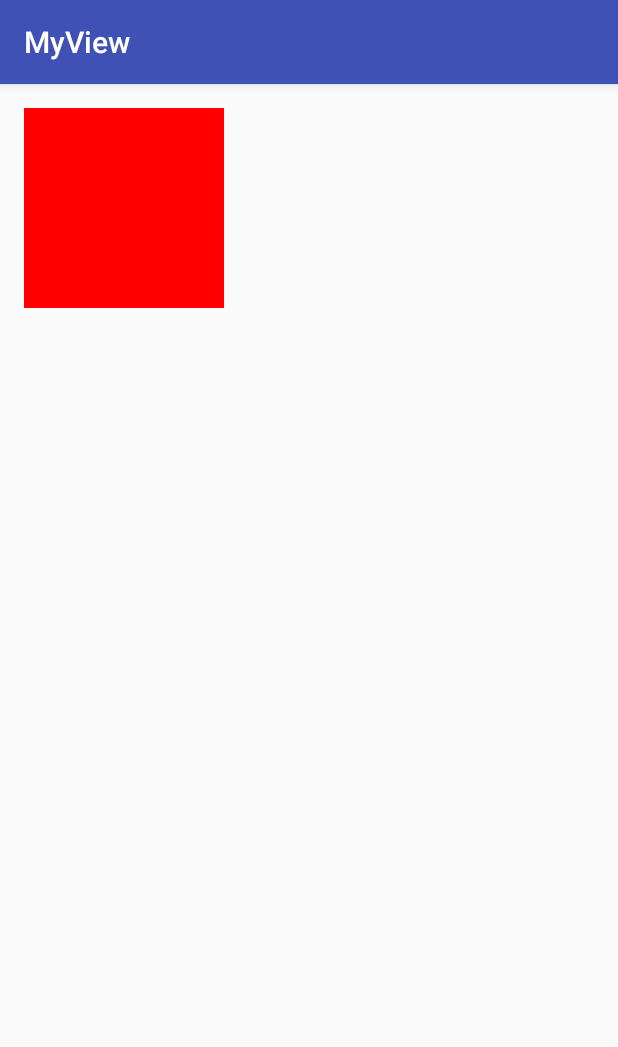
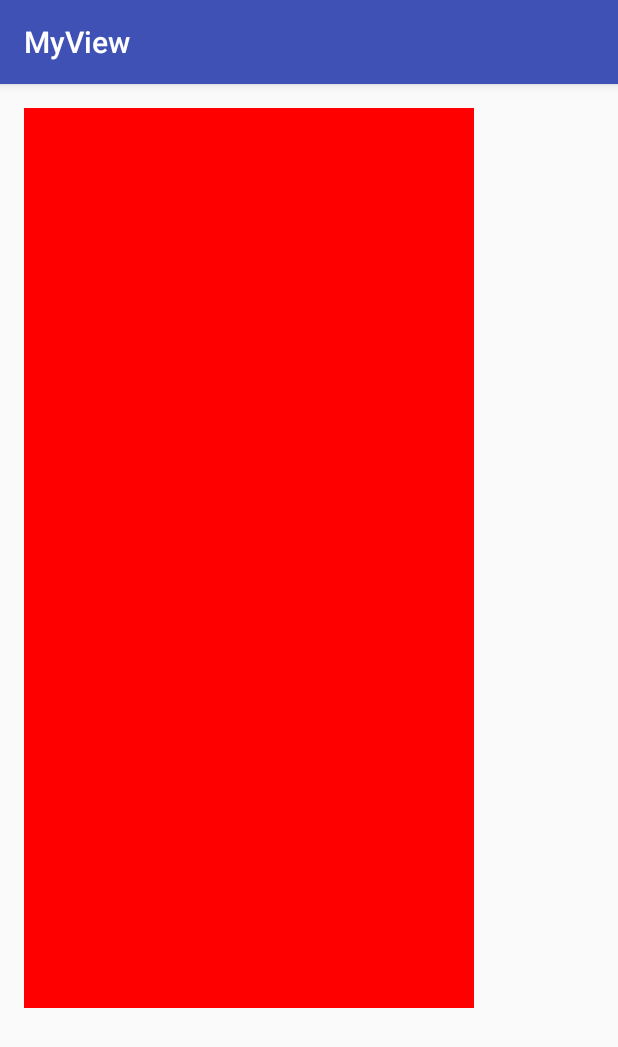
Before and after one commit to Glemontree/UserDefinedView01, an Android app: the screen it shows after launch (MainActivity), on a phone screen of 412 x 824 dp. Shown: the top 1047 px of the screen. Run offline under Robolectric (Android 15) with nearby library versions, the phone set to English and light mode, and no system bars.

Commit message:
根据不同的mode设置不同的大小

```diff
--- a/app/src/main/java/com/glemontree/myview/MyView.java
+++ b/app/src/main/java/com/glemontree/myview/MyView.java
@@ -22,7 +22,22 @@ public class MyView extends View {
     }
 
     protected void onMeasure(int widthMeasureSpec, int heightMeasureSpec) {
-        setMeasuredDimension(200, 200);
+        // 1. 设置固定的大小
+//        setMeasuredDimension(200, 200);
+        // 2. 根据widthMeasureSpec和heightMeasureSpec测量View
+        setMeasuredDimension(measureSpec(widthMeasureSpec), measureSpec(heightMeasureSpec));
+    }
+
+    private int measureSpec(int measureSpec) {
+        int result = 0;
+        int specMode = MeasureSpec.getMode(measureSpec);
+        int specSize = MeasureSpec.getSize(measureSpec);
+        if (specMode == MeasureSpec.EXACTLY) {
+            result = specSize;
+        } else {
+            result = 900;
+        }
+        return result;
     }
 
     public void onDraw(Canvas canvas) {
--- a/app/src/main/res/layout/activity_main.xml
+++ b/app/src/main/res/layout/activity_main.xml
@@ -11,6 +11,6 @@
     tools:context="com.glemontree.myview.MainActivity">
 
     <com.glemontree.myview.MyView
-        android:layout_width="600dp"
-        android:layout_height="600dp" />
+        android:layout_width="300dp"
+        android:layout_height="wrap_content" />
 </RelativeLayout>
```
